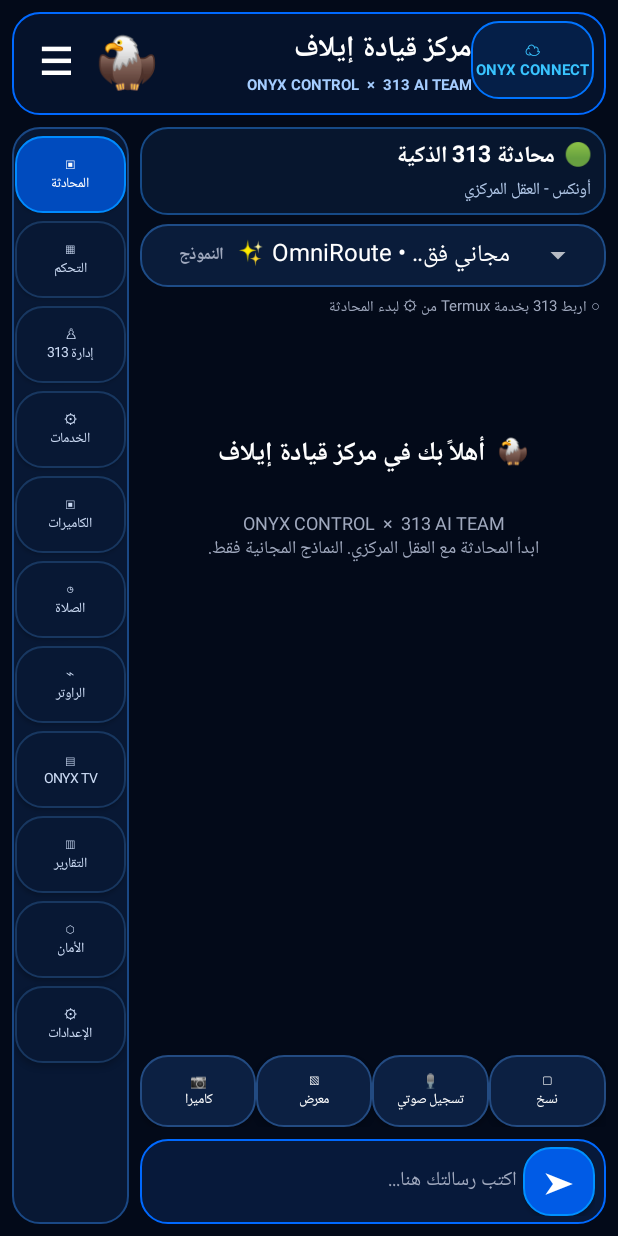
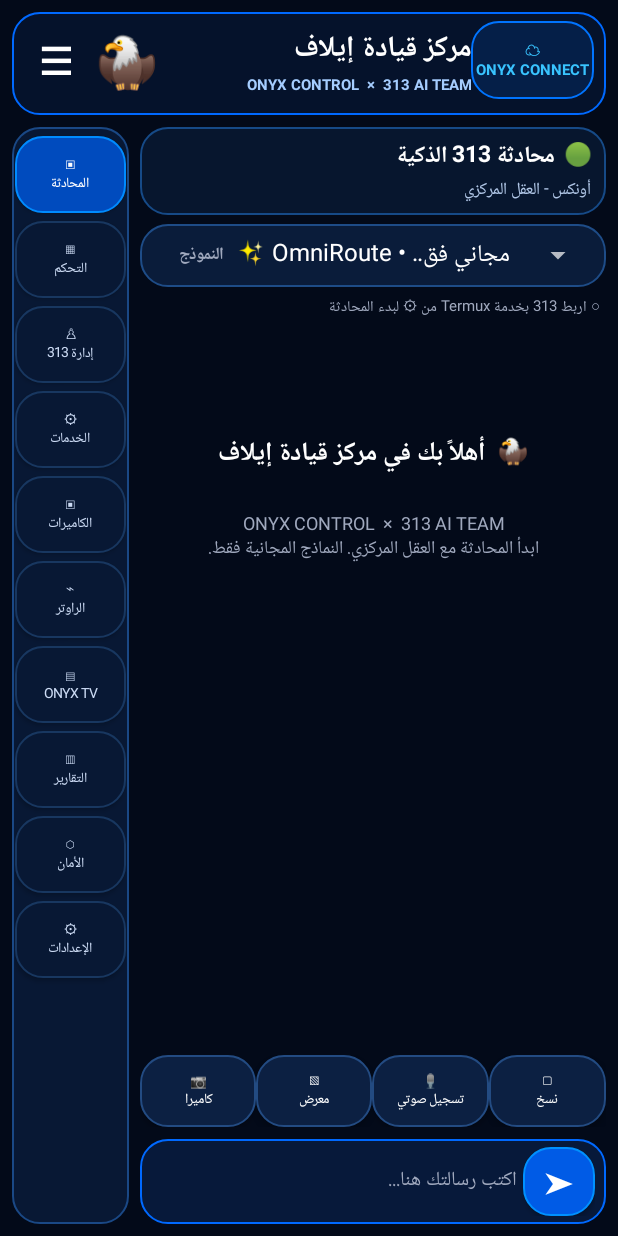
Before and after one commit to alyaswkdha31-ship-it/-313-android, an Android app: the screen it shows after launch (MainActivity), on a phone screen of 412 x 824 dp. Run offline under Robolectric (Android 15) with nearby library versions, the phone set to English and light mode, and no system bars; pictures from the network do not load.

Commit message:
Remove prayer times section from Elaf Command Center

```diff
--- a/313-android/app/src/main/java/com/thirteenhub/app/MainActivity.java
+++ b/313-android/app/src/main/java/com/thirteenhub/app/MainActivity.java
@@ -140,7 +140,6 @@ public class MainActivity extends Activity {
         addNavItem(nav, "♙", "إدارة 313", () -> startActivity(new Intent(this, TeamConsoleActivity.class)), false);
         addNavItem(nav, "⚙", "الخدمات", () -> showKeyDialog(true), false);
         addNavItem(nav, "▣", "الكاميرات", () -> showSectionNotice("الكاميرات", "واجهة القسم قيد الإكمال؛ لم يتم ربط بث كاميرا بعد."), false);
-        addNavItem(nav, "◷", "الصلاة", () -> showSectionNotice("مواقيت الصلاة", "ربط المواقيت لم يكتمل بعد."), false);
         addNavItem(nav, "⌁", "الراوتر", () -> showSectionNotice("الراوتر", "إعداد صفحة الراوتر غير مضاف في هذه النسخة."), false);
         addNavItem(nav, "▤", "ONYX TV", () -> showSectionNotice("تلفزيون ONYX", "التحكم بالتلفزيون يحتاج جسر الشبكة."), false);
         addNavItem(nav, "▥", "التقارير", () -> showSectionNotice("التقارير", "قسم التقارير قيد الإكمال."), false);
```
